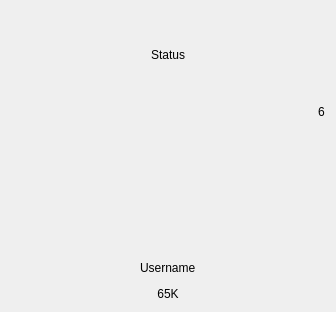
Above: UI/blackjack/player.ui from MatsuoRotsuki/cpp_blackjack before the change. Below: the same form after it.
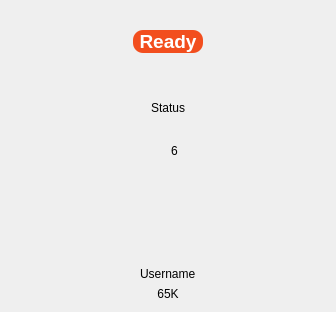
That is the form after the change. Icons and pictures are not drawn.

Patch:
```diff
--- a/UI/blackjack/player.ui
+++ b/UI/blackjack/player.ui
@@ -17,6 +17,83 @@
    <enum>Qt::LeftToRight</enum>
   </property>
   <layout class="QVBoxLayout" name="verticalLayout_2">
+   <property name="leftMargin">
+    <number>11</number>
+   </property>
+   <item>
+    <widget class="QWidget" name="widget" native="true">
+     <layout class="QHBoxLayout" name="horizontalLayout_3">
+      <property name="spacing">
+       <number>0</number>
+      </property>
+      <property name="leftMargin">
+       <number>0</number>
+      </property>
+      <property name="topMargin">
+       <number>0</number>
+      </property>
+      <property name="rightMargin">
+       <number>0</number>
+      </property>
+      <property name="bottomMargin">
+       <number>0</number>
+      </property>
+      <item>
+       <spacer name="horizontalSpacer_3">
+        <property name="orientation">
+         <enum>Qt::Horizontal</enum>
+        </property>
+        <property name="sizeHint" stdset="0">
+         <size>
+          <width>119</width>
+          <height>20</height>
+         </size>
+        </property>
+       </spacer>
+      </item>
+      <item>
+       <widget class="QPushButton" name="readyBtn">
+        <property name="minimumSize">
+         <size>
+          <width>70</width>
+          <height>20</height>
+         </size>
+        </property>
+        <property name="font">
+         <font>
+          <pointsize>14</pointsize>
+          <bold>true</bold>
+         </font>
+        </property>
+        <property name="cursor">
+         <cursorShape>PointingHandCursor</cursorShape>
+        </property>
+        <property name="styleSheet">
+         <string notr="true">background-color: rgb(242, 78, 30);
+border-radius:10px;
+color: rgb(255, 255, 255);</string>
+        </property>
+        <property name="text">
+         <string>Ready</string>
+        </property>
+       </widget>
+      </item>
+      <item>
+       <spacer name="horizontalSpacer_4">
+        <property name="orientation">
+         <enum>Qt::Horizontal</enum>
+        </property>
+        <property name="sizeHint" stdset="0">
+         <size>
+          <width>118</width>
+          <height>20</height>
+         </size>
+        </property>
+       </spacer>
+      </item>
+     </layout>
+    </widget>
+   </item>
    <item>
     <widget class="QLabel" name="label_2">
      <property name="text">
@@ -37,9 +114,12 @@
        <property name="orientation">
         <enum>Qt::Horizontal</enum>
        </property>
+       <property name="sizeType">
+        <enum>QSizePolicy::Fixed</enum>
+       </property>
        <property name="sizeHint" stdset="0">
         <size>
-         <width>0</width>
+         <width>30</width>
          <height>20</height>
         </size>
        </property>
@@ -174,19 +254,6 @@
        </item>
       </layout>
      </item>
-     <item>
-      <spacer name="horizontalSpacer_14">
-       <property name="orientation">
-        <enum>Qt::Horizontal</enum>
-       </property>
-       <property name="sizeHint" stdset="0">
-        <size>
-         <width>0</width>
-         <height>20</height>
-        </size>
-       </property>
-      </spacer>
-     </item>
      <item>
       <widget class="QLabel" name="point">
        <property name="text">
@@ -197,6 +264,22 @@
        </property>
       </widget>
      </item>
+     <item>
+      <spacer name="horizontalSpacer_5">
+       <property name="orientation">
+        <enum>Qt::Horizontal</enum>
+       </property>
+       <property name="sizeType">
+        <enum>QSizePolicy::Fixed</enum>
+       </property>
+       <property name="sizeHint" stdset="0">
+        <size>
+         <width>30</width>
+         <height>20</height>
+        </size>
+       </property>
+      </spacer>
+     </item>
     </layout>
    </item>
    <item>
@@ -217,7 +300,7 @@
      <item>
       <layout class="QVBoxLayout" name="userInfo">
        <property name="spacing">
-        <number>12</number>
+        <number>6</number>
        </property>
        <item>
         <widget class="QLabel" name="avatar">
```
